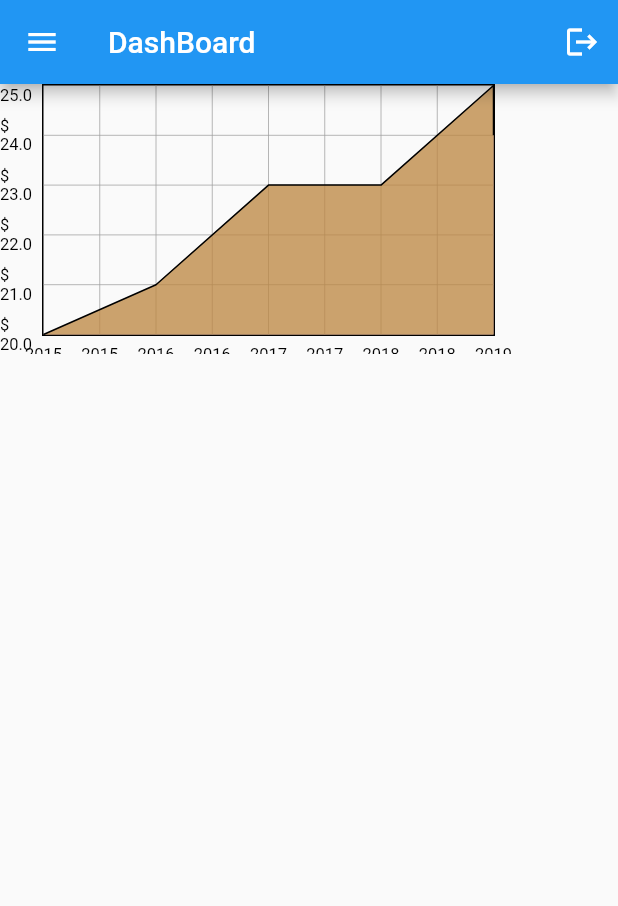
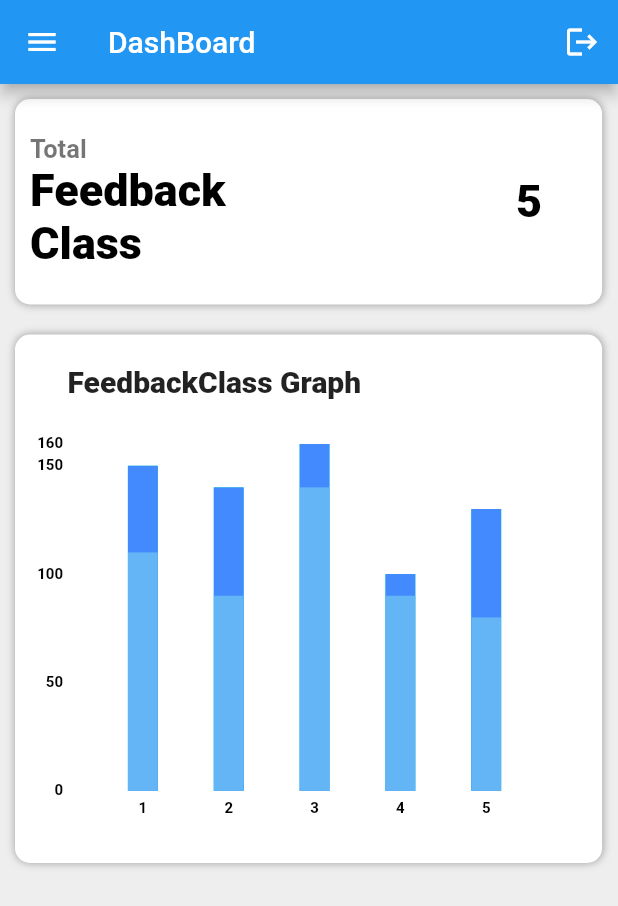
Before and after one commit to ishitgami/Online-Student-Feedback-System, a Flutter app: the FacultyDashbordScreen screen opened by its route, on a phone screen of 412 x 824 dp. Shown: the top 906 px of the screen. Run offline on Flutter 3.47's test engine with Material 2 defaults, Android fonts, the phone set to English and light mode, and no system bars; drawn by our look-alikes of fl_chart; our stand-ins replace cloud_firestore, firebase_auth, firebase_core, flutter_rating_bar, font_awesome_flutter, pdf and 3 more; missing offline and left inert: flutter_full_pdf_viewer; accounts and stored records are empty.

Commit message:
Create Faculty DashBord

```diff
--- a/lib/faculty/FacultyDashbord.dart
+++ b/lib/faculty/FacultyDashbord.dart
@@ -5,11 +5,9 @@ import 'package:firebase_auth/firebase_auth.dart';
 import 'package:cloud_firestore/cloud_firestore.dart';
 import 'package:fl_chart/fl_chart.dart';
 
-
 FirebaseFirestore firestore = FirebaseFirestore.instance;
 
 class FacultyDashbordScreen extends StatefulWidget {
-
   @override
   _FacultyDashbordScreenState createState() => _FacultyDashbordScreenState();
 }
@@ -18,6 +16,9 @@ class _FacultyDashbordScreenState extends State<FacultyDashbordScreen> {
   final auth = FirebaseAuth.instance;
   User user;
   var uid;
+  final Color dark = const Color(0xff3b8c75);
+  final Color normal = const Color(0xff64caad);
+  final Color light = const Color(0xff73e8c9);
 
   @override
   void initState() {
@@ -25,16 +26,13 @@ class _FacultyDashbordScreenState extends State<FacultyDashbordScreen> {
     user = auth.currentUser;
     uid = user.uid;
   }
+
   @override
   Widget build(BuildContext context) {
-    const cutOffYValue = 0.0;
-    const yearTextStyle =
-    TextStyle(fontSize: 10, color: Colors.black, fontWeight: FontWeight.bold);
     return Scaffold(
+      backgroundColor: Colors.grey[200],
       drawer: FacultyDrawer(),
-      appBar: AppBar(
-          title: Text('DashBoard'),
-          actions: <Widget>[
+      appBar: AppBar(title: Text('DashBoard'), actions: <Widget>[
         IconButton(
           icon: Icon(
             Icons.logout,
@@ -47,89 +45,221 @@ class _FacultyDashbordScreenState extends State<FacultyDashbordScreen> {
           },
         )
       ]),
-      body: SizedBox(
-      width: 330,
-      height: 180,
-      child: LineChart(
-        LineChartData(
-          lineTouchData: LineTouchData(enabled: false),
-          lineBarsData: [
-            LineChartBarData(
-              spots: [
-                FlSpot(0, 0),
-                FlSpot(1, 1),
-                FlSpot(2, 3),
-                FlSpot(3, 3),
-                FlSpot(4, 5),
-                FlSpot(4, 4)
+      body: SingleChildScrollView(
+        child: Container(
+          child: Column(
+            children: [
+              Container(
+                margin: EdgeInsets.all(10),
+                // width: 500,
+                // height: 200,
+                width: MediaQuery.of(context).size.width * 0.95,
+                height: MediaQuery.of(context).size.width * 0.95 * 0.35,
+                padding: EdgeInsets.fromLTRB(10, 10, 40, 10),
+                decoration: BoxDecoration(
+                    color: Colors.white,
+                    borderRadius: BorderRadius.circular(10),
+                    boxShadow: [
+                      BoxShadow(
+                        color: Colors.grey,
+                        blurRadius: 4.0,
+                      )
+                    ]),
+                child: Row(
+                  children: [
+                    Column(
+                      crossAxisAlignment: CrossAxisAlignment.start,
+                      mainAxisAlignment: MainAxisAlignment.center,
+                      children: [
+                        Text(
+                          'Total',
+                          style: TextStyle(
+                              fontSize: 17,
+                              fontWeight: FontWeight.w700,
+                              color: Colors.black54),
+                        ),
+                        Text(
+                          'Feedback\nClass',
+                          style: TextStyle(
+                              fontSize: 30,
+                              fontWeight: FontWeight.w900,
+                              color: Colors.black),
+                        ),
                       ],
-              isCurved: false,
-              barWidth: 1,
-              colors: [
-                Colors.black,
+                    ),
+                    Spacer(),
+                    Text(
+                      '5',
+                      style: TextStyle(
+                          fontSize: 30,
+                          fontWeight: FontWeight.w900,
+                          color: Colors.black),
+                    ),
                   ],
-              belowBarData: BarAreaData(
+                ),
+              ),
+              Container(
+                margin: EdgeInsets.all(10),
+                // width: 500,
+                // height: 300,
+                width: MediaQuery.of(context).size.width * 0.95,
+                height: MediaQuery.of(context).size.width * 0.95 * 0.90,
+                padding: EdgeInsets.fromLTRB(0, 10, 20, 10),
+                decoration: BoxDecoration(
+                    color: Colors.white,
+                    borderRadius: BorderRadius.circular(10),
+                    boxShadow: [
+                      BoxShadow(
+                        color: Colors.grey,
+                        blurRadius: 4.0,
+                      )
+                    ]),
+                child: Column(
+                  crossAxisAlignment: CrossAxisAlignment.start,
+                  mainAxisAlignment: MainAxisAlignment.center,
+                  children: <Widget>[
+                    Container(
+                      margin: EdgeInsets.fromLTRB(35, 10, 0, 20),
+                      child: Text(
+                        'FeedbackClass Graph',
+                        style: TextStyle(
+                            fontSize: 20, fontWeight: FontWeight.w800),
+                      ),
+                    ),
+                    Expanded(
+                      child: Container(
+                        padding: EdgeInsets.all(10),
+                        child: BarChart(
+                          BarChartData(
+                            // maxY: 110,
+                            titlesData: FlTitlesData(
                                 show: true,
-                colors: [Colors.lightGreen.withOpacity(0.4)],
-                cutOffY: cutOffYValue,
-                applyCutOffY: true,
+                                bottomTitles: SideTitles(
+                                  showTitles: true,
+                                  getTextStyles: (context, value) =>
+                                      const TextStyle(
+                                          color: Colors.black,
+                                          fontWeight: FontWeight.bold,
+                                          fontSize: 10),
                                 ),
-              aboveBarData: BarAreaData(
-                show: true,
-                colors: [Colors.red.withOpacity(0.6)],
-                cutOffY: cutOffYValue,
-                applyCutOffY: true,
+                                topTitles: SideTitles(showTitles: false),
+                                leftTitles: SideTitles(
+                                  showTitles: true,
+                                  getTextStyles: (context, value) =>
+                                      const TextStyle(
+                                          color: Colors.black,
+                                          fontWeight: FontWeight.bold,
+                                          fontSize: 10),
                                 ),
-              dotData: FlDotData(
+                                rightTitles: SideTitles(showTitles: false)),
+                            borderData: FlBorderData(
                               show: false,
                             ),
-            ),
-          ],
-          minY: 0,
-          titlesData: FlTitlesData(
-            bottomTitles: SideTitles(
-                showTitles: true,
-                reservedSize: 6,
-                getTitles: (value) {
-                  switch (value.toInt()) {
-                    case 0:
-                      return '2015';
-                    case 1:
-                      return '2016';
-                    case 2:
-                      return '2017';
-                    case 3:
-                      return '2018';
-                    case 4:
-                      return '2019';
-                    default:
-                      return '';
-                  }
-                }),
-            leftTitles: SideTitles(
-              showTitles: true,
-              getTitles: (value) {
-                return '\$ ${value + 20}';
-              },
-            ),
-          ),
+
                             axisTitleData: FlAxisTitleData(
-              leftTitle: AxisTitle(showTitle: true, titleText: 'Value', margin: 10),
+                              leftTitle: AxisTitle(
+                                  showTitle: true,
+                                  titleText: 'Students',
+                                  textStyle: TextStyle(
+                                      fontSize: 13,
+                                      fontWeight: FontWeight.bold),
+                                  margin: 10),
                               bottomTitle: AxisTitle(
                                   showTitle: true,
-                  margin: 10,
-                  titleText: 'Year',
-                  textStyle: yearTextStyle,
-                  textAlign: TextAlign.right)),
-          gridData: FlGridData(
-            show: true,
-            checkToShowHorizontalLine: (double value) {
-              return value == 1 || value == 2 || value == 3 || value == 4;
-            },
+                                  titleText: 'Feedback',
+                                  textStyle: TextStyle(
+                                      fontSize: 13,
+                                      fontWeight: FontWeight.bold),
+                                  margin: 10),
+                            ),
+                            barGroups: getData(),
                           ),
                         ),
                       ),
                     )
+                  ],
+                ),
+              ),
+            ],
+          ),
+        ),
+      ),
     );
   }
+
+  List<BarChartGroupData> getData() {
+    return [
+      BarChartGroupData(
+        showingTooltipIndicators: [1, 2, 3],
+        x: 1,
+        barsSpace: 4,
+        barRods: [
+          BarChartRodData(
+              y: 150,
+              width: 20,
+              rodStackItems: [
+                BarChartRodStackItem(0, 150, Colors.blueAccent),
+                BarChartRodStackItem(0, 110, Colors.blue[300]),
+              ],
+              borderRadius: const BorderRadius.all(Radius.zero)),
+        ],
+      ),
+      BarChartGroupData(
+        x: 2,
+        barsSpace: 4,
+        barRods: [
+          BarChartRodData(
+              y: 140,
+              width: 20,
+              rodStackItems: [
+                BarChartRodStackItem(0, 140, Colors.blueAccent),
+                BarChartRodStackItem(0, 90, Colors.blue[300]),
+              ],
+              borderRadius: const BorderRadius.all(Radius.zero)),
+        ],
+      ),
+      BarChartGroupData(
+        x: 3,
+        barsSpace: 10,
+        barRods: [
+          BarChartRodData(
+              y: 160,
+              width: 20,
+              rodStackItems: [
+                BarChartRodStackItem(0, 160, Colors.blueAccent),
+                BarChartRodStackItem(0, 140, Colors.blue[300]),
+              ],
+              borderRadius: const BorderRadius.all(Radius.zero)),
+        ],
+      ),
+      BarChartGroupData(
+        x: 4,
+        barsSpace: 4,
+        barRods: [
+          BarChartRodData(
+              y: 100,
+              width: 20,
+              rodStackItems: [
+                BarChartRodStackItem(0, 100, Colors.blueAccent),
+                BarChartRodStackItem(0, 90, Colors.blue[300]),
+              ],
+              borderRadius: const BorderRadius.all(Radius.zero)),
+        ],
+      ),
+      BarChartGroupData(
+        x: 5,
+        barsSpace: 4,
+        barRods: [
+          BarChartRodData(
+              y: 130,
+              width: 20,
+              rodStackItems: [
+                BarChartRodStackItem(0, 130, Colors.blueAccent),
+                BarChartRodStackItem(0, 80, Colors.blue[300]),
+              ],
+              borderRadius: const BorderRadius.all(Radius.zero)),
+        ],
+      ),
+    ];
   }
+}
```
Lines whose indentation alone changed are shown as unchanged.
